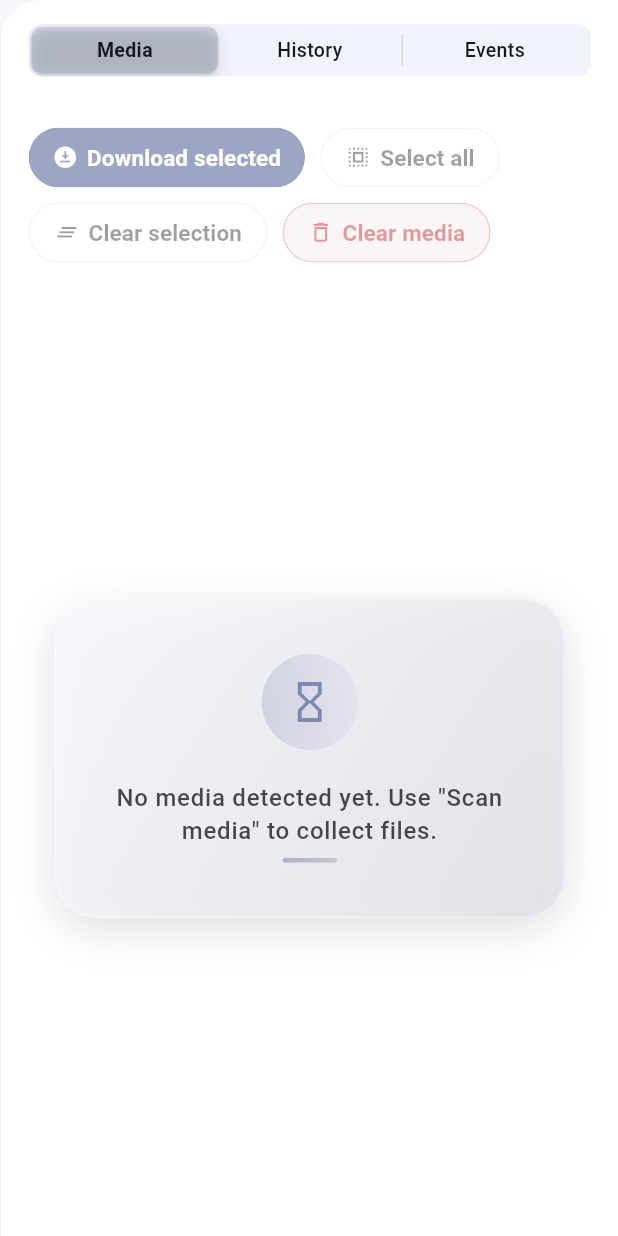
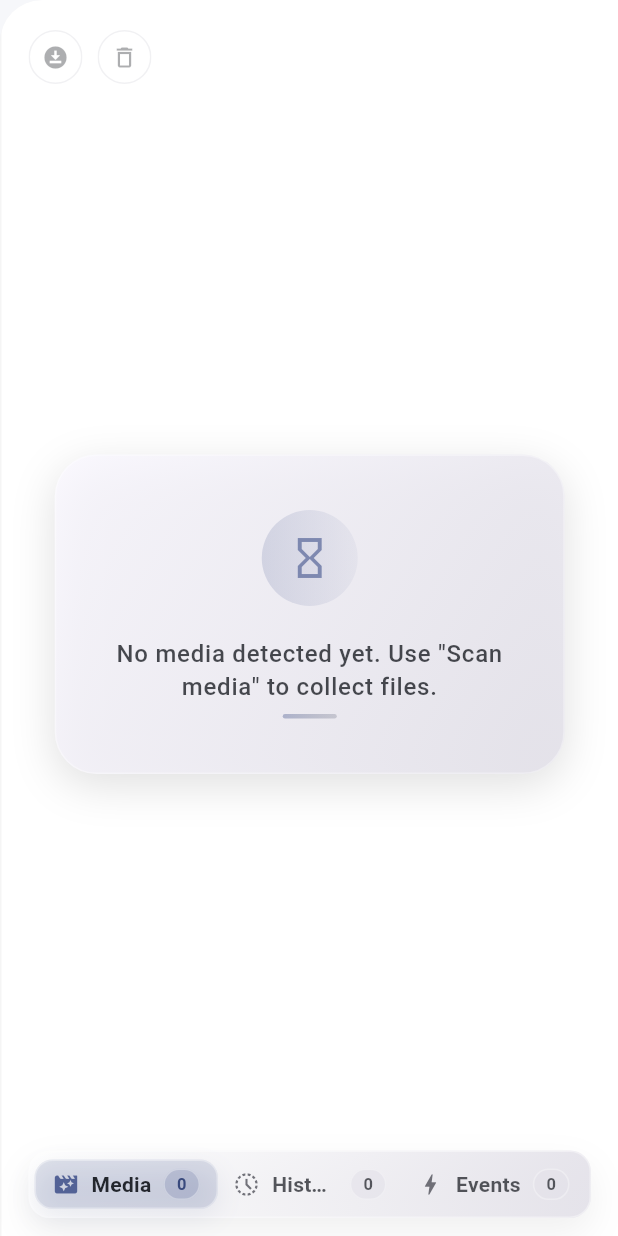
Before and after one commit to ArthurKrantsevich/vk_downloader, a Flutter app: the ExpandedSidebar widget shown alone on an empty page, opened directly with empty values, on a phone screen of 412 x 824 dp. Run offline on Flutter 3.47's test engine with Material 3 defaults, Android fonts, the phone set to English and light mode, and no system bars; our stand-ins replace flutter_secure_storage; missing offline and left inert: flutter_inappwebview; accounts and stored records are empty; Roboto replaces fonts that are missing (SF Pro Display); statements that could not run were skipped.

Commit message:
Need rework of side panel ui
Next time please combine badge from top panel - into expanded panel

```diff
--- a/lib/features/home/presentation/circle_icon_button.dart
+++ b/lib/features/home/presentation/circle_icon_button.dart
@@ -6,46 +6,78 @@ class CircleIconButton extends StatelessWidget {
     required this.icon,
     this.onPressed,
     this.tooltip,
+    this.active = false,
+    this.accentColor,
+    this.size = 36, // touch target
+    this.iconSize = 18,
   });
 
   final IconData icon;
   final VoidCallback? onPressed;
   final String? tooltip;
 
+  /// Highlighted (accent) state
+  final bool active;
+
+  /// Optional accent override; defaults to theme.primary
+  final Color? accentColor;
+
+  /// Outer diameter (tap target)
+  final double size;
+
+  /// Icon size
+  final double iconSize;
+
   @override
   Widget build(BuildContext context) {
     final scheme = Theme.of(context).colorScheme;
     final isDisabled = onPressed == null;
+    final accent = accentColor ?? scheme.primary;
+
+    // Colors (no background fill)
+    // Similar idea to your pill logic, adapted for an icon button with transparent bg
+    final Color borderColor = isDisabled
+        ? scheme.outlineVariant.withValues(alpha: 0.25)
+        : (active
+        ? accent.withValues(alpha: 0.55)
+        : scheme.outlineVariant.withValues(alpha: 0.30));
+
+    final Color iconColor = isDisabled
+        ? scheme.onSurface.withValues(alpha: 0.35)
+        : (active
+        ? accent
+        : scheme.onSurface.withValues(alpha: 0.75));
+
     final button = Material(
       type: MaterialType.transparency,
       child: InkWell(
         onTap: onPressed,
-        borderRadius: BorderRadius.circular(20),
+        customBorder: const CircleBorder(),
+        overlayColor: WidgetStateProperty.resolveWith((states) {
+          if (states.contains(WidgetState.pressed)) {
+            return (active ? accent : scheme.primary).withValues(alpha: 0.10);
+          }
+          if (states.contains(WidgetState.hovered)) {
+            return scheme.primary.withValues(alpha: 0.04);
+          }
+          return Colors.transparent;
+        }),
         child: Ink(
+          width: size,
+          height: size,
           decoration: BoxDecoration(
-            color: Colors.white,
-            borderRadius: BorderRadius.circular(20),
-            border: Border.all(color: Colors.black.withValues(alpha: 0.05)),
-            boxShadow: [
-              if (!isDisabled)
-                BoxShadow(
-                  color: Colors.black.withValues(alpha: 0.08),
-                  blurRadius: 14,
-                  offset: const Offset(0, 6),
-                ),
-            ],
+            // Transparent background by request
+            color: Colors.transparent,
+            shape: BoxShape.circle,
+            border: Border.all(color: borderColor),
           ),
-          padding: const EdgeInsets.all(10),
-          child: Icon(
-            icon,
-            size: 18,
-            color: isDisabled
-                ? scheme.onSurface.withValues(alpha: 0.35)
-                : scheme.onSurface,
+          child: Center(
+            child: Icon(icon, size: iconSize, color: iconColor),
           ),
         ),
       ),
     );
+
     return tooltip != null ? Tooltip(message: tooltip!, child: button) : button;
   }
 }
--- a/lib/features/home/presentation/expanded_side_bar.dart
+++ b/lib/features/home/presentation/expanded_side_bar.dart
@@ -1,13 +1,12 @@
 import 'dart:typed_data';
 
-import 'package:flutter/cupertino.dart';
 import 'package:flutter/material.dart';
 
 import '../application/home_state.dart';
 import '../domain/media_item.dart';
 import 'circle_icon_button.dart';
 import 'glass_list_title.dart';
-import 'glass_pill_button.dart';
+import 'glass_segment_tabs.dart';
 import 'media_card.dart';
 
 class ExpandedSidebar extends StatefulWidget {
@@ -110,8 +109,7 @@ class ExpandedSidebarState extends State<ExpandedSidebar> {
                     children: [
                       CircleAvatar(
                         radius: 24,
-                        backgroundImage:
-                            (userAvatar != null && userAvatar.isNotEmpty)
+                        backgroundImage: (userAvatar != null && userAvatar.isNotEmpty)
                             ? NetworkImage(userAvatar)
                             : null,
                         child: (userAvatar == null || userAvatar.isEmpty)
@@ -152,42 +150,8 @@ class ExpandedSidebarState extends State<ExpandedSidebar> {
                   ),
                 ),
               ),
-            Padding(
-              padding: const EdgeInsets.fromLTRB(18, 16, 18, 0),
-              child: CupertinoSlidingSegmentedControl<int>(
-                groupValue: _segment,
-                backgroundColor: const Color(0xFFF0F3FA),
-                thumbColor: scheme.primary.withValues(alpha: 0.18),
-                onValueChanged: (value) {
-                  if (value != null) {
-                    setState(() => _segment = value);
-                  }
-                },
-                children: <int, Widget>{
-                  _mediaSegment: Padding(
-                    padding: const EdgeInsets.symmetric(
-                      vertical: 6,
-                      horizontal: 12,
-                    ),
-                    child: const Text('Media'),
-                  ),
-                  _historySegment: Padding(
-                    padding: const EdgeInsets.symmetric(
-                      vertical: 6,
-                      horizontal: 12,
-                    ),
-                    child: const Text('History'),
-                  ),
-                  _eventsSegment: Padding(
-                    padding: const EdgeInsets.symmetric(
-                      vertical: 6,
-                      horizontal: 12,
-                    ),
-                    child: const Text('Events'),
-                  ),
-                },
-              ),
-            ),
+
+            // Controls (only for media tab)
             AnimatedSwitcher(
               duration: const Duration(milliseconds: 250),
               switchInCurve: Curves.easeOutCubic,
@@ -200,6 +164,8 @@ class ExpandedSidebarState extends State<ExpandedSidebar> {
               )
                   : const SizedBox.shrink(key: ValueKey('emptyControls')),
             ),
+
+            // Content
             Expanded(
               child: AnimatedSwitcher(
                 duration: const Duration(milliseconds: 280),
@@ -216,6 +182,19 @@ class ExpandedSidebarState extends State<ExpandedSidebar> {
                 }(),
               ),
             ),
+
+            // ⬇️ NEW: Glass segmented tabs (bottom)
+            Padding(
+              padding: const EdgeInsets.fromLTRB(18, 16, 18, 12),
+              child: GlassSegmentedTabs(
+                currentIndex: _segment,
+                onChanged: (i) => setState(() => _segment = i),
+                mediaCount: widget.filteredMedia.length,
+                historyCount: widget.state.visitedUrls.length,
+                eventsCount: widget.state.events.length,
+                compact: false,
+              ),
+            ),
           ],
         ),
       ),
@@ -227,7 +206,7 @@ class ExpandedSidebarState extends State<ExpandedSidebar> {
     return Column(
       crossAxisAlignment: CrossAxisAlignment.stretch,
       children: [
-        if (state.isBulkDownloading)
+        if (state.isBulkDownloading) ...[
           Padding(
             padding: const EdgeInsets.only(top: 14),
             child: Container(
@@ -257,56 +236,33 @@ class ExpandedSidebarState extends State<ExpandedSidebar> {
             ),
           ),
         const SizedBox(height: 14),
+        ] else
         Wrap(
           spacing: 10,
           runSpacing: 10,
           children: [
-            GlassPillButton(
+            CircleIconButton(
               icon: Icons.download_for_offline,
-              label: widget.selectedCount > 0
+              tooltip: widget.selectedCount > 0
                   ? 'Download (${widget.selectedCount})'
                   : 'Download selected',
-              emphasis: GlassButtonEmphasis.primary,
               onPressed: widget.selectedCount > 0 && !state.isBulkDownloading
                   ? widget.onDownloadSelected
                   : null,
             ),
             if (state.isBulkDownloading)
-              GlassPillButton(
+              CircleIconButton(
                 icon: state.isBulkCancelRequested
                     ? Icons.hourglass_top
                     : Icons.stop_circle_outlined,
-                label: state.isBulkCancelRequested ? 'Stopping…' : 'Stop',
-                emphasis: GlassButtonEmphasis.primary,
-                accentColor: Theme.of(context).colorScheme.error,
+                tooltip: state.isBulkCancelRequested ? 'Stopping…' : 'Stop',
                 onPressed: state.isBulkCancelRequested
                     ? null
                     : widget.onStopDownloads,
               ),
-            GlassPillButton(
-              icon: Icons.select_all,
-              label: 'Select all',
-              emphasis: GlassButtonEmphasis.secondary,
-              onPressed: widget.filteredMedia.isEmpty || state.isBulkDownloading
-                  ? null
-                  : widget.onSelectAll,
-            ),
-            GlassPillButton(
-              icon: Icons.clear_all,
-              label: 'Clear selection',
-              emphasis: GlassButtonEmphasis.secondary,
-              onPressed:
-                  state.selectedMedia.isNotEmpty && !state.isBulkDownloading
-                  ? widget.onClearSelection
-                  : null,
-            ),
-            GlassPillButton(
+            CircleIconButton(
               icon: Icons.delete_outline,
-              label: 'Clear media',
-              emphasis: GlassButtonEmphasis.secondary,
-              accentColor: Theme.of(
-                context,
-              ).colorScheme.error.withValues(alpha: 0.8),
+              tooltip: 'Clear media',
               onPressed: widget.totalMedia == 0 || state.isBulkDownloading
                   ? null
                   : widget.onClearMedia,
@@ -349,9 +305,7 @@ class ExpandedSidebarState extends State<ExpandedSidebar> {
             isStream: isStream,
             isVideo: isVideo,
             checked: isChecked,
-            onToggle: isStream
-                ? null
-                : (v) => widget.onToggleSelection(url, v ?? false),
+            onToggle: isStream ? null : (v) => widget.onToggleSelection(url, v ?? false),
             onOpen: () => widget.openUrl(url),
             onDownload: isStream ? null : () => widget.onDownloadSingle(url),
             thumbnail: isStream || isVideo
--- /dev/null
+++ b/lib/features/home/presentation/glass_segment_tabs.dart
@@ -0,0 +1,319 @@
+import 'package:flutter/material.dart';
+import 'package:flutter/services.dart';
+
+/// Apple/Pinterest-like segmented buttons (Media / History / Events)
+/// - Glass track with soft shadow and white stroke
+/// - Animated thumb per selected item
+/// - Icon + label + counter pill
+/// - Keyboard + screen-reader friendly
+///
+/// Use with [currentIndex] + [onChanged]. Provide counts for pills.
+class GlassSegmentedTabs extends StatefulWidget {
+  const GlassSegmentedTabs({
+    super.key,
+    required this.currentIndex,
+    required this.onChanged,
+    required this.mediaCount,
+    required this.historyCount,
+    required this.eventsCount,
+    this.compact = false,
+  });
+
+  final int currentIndex; // 0: Media, 1: History, 2: Events
+  final ValueChanged<int> onChanged;
+  final int mediaCount;
+  final int historyCount;
+  final int eventsCount;
+  final bool compact;
+
+  @override
+  State<GlassSegmentedTabs> createState() => _GlassSegmentedTabsState();
+}
+
+class _GlassSegmentedTabsState extends State<GlassSegmentedTabs> {
+  int _hovered = -1;
+  int _pressed = -1;
+
+  @override
+  Widget build(BuildContext context) {
+    final scheme = Theme.of(context).colorScheme;
+
+    final radius = 14.0;
+    final bg = [
+      scheme.surface.withValues(alpha: 0.75),
+      scheme.surfaceContainerHighest.withValues(alpha: 0.90),
+    ];
+
+    return Semantics(
+      label: 'Sections',
+      container: true,
+      child: DecoratedBox(
+        decoration: BoxDecoration(
+          borderRadius: BorderRadius.circular(radius),
+          gradient: LinearGradient(begin: Alignment.topLeft, end: Alignment.bottomRight, colors: bg),
+          border: Border.all(color: Colors.white.withValues(alpha: 0.40)),
+          boxShadow: [
+            BoxShadow(
+              color: scheme.shadow.withValues(alpha: 0.06),
+              blurRadius: 20,
+              offset: const Offset(0, 10),
+            ),
+          ],
+        ),
+        child: Padding(
+          padding: const EdgeInsets.all(4),
+          child: LayoutBuilder(
+            builder: (context, c) {
+              final w = c.maxWidth;
+              final itemW = w / 3;
+              return Stack(
+                children: [
+                  // Animated thumb behind the selected item
+                  AnimatedPositioned(
+                    duration: const Duration(milliseconds: 220),
+                    curve: Curves.easeOutCubic,
+                    left: widget.currentIndex * itemW,
+                    top: 0,
+                    bottom: 0,
+                    width: itemW,
+                    child: _Thumb(compact: widget.compact),
+                  ),
+
+                  Row(
+                    children: [
+                      _Item(
+                        index: 0,
+                        width: itemW,
+                        icon: Icons.movie_filter_outlined,
+                        selectedIcon: Icons.movie_filter_rounded,
+                        label: 'Media',
+                        count: widget.mediaCount,
+                        selected: widget.currentIndex == 0,
+                        hovered: _hovered == 0,
+                        pressed: _pressed == 0,
+                        compact: widget.compact,
+                        onHover: (h) => setState(() => _hovered = h ? 0 : -1),
+                        onTapDown: () => setState(() => _pressed = 0),
+                        onTapCancel: () => setState(() => _pressed = -1),
+                        onTap: () {
+                          HapticFeedback.selectionClick();
+                          setState(() => _pressed = -1);
+                          widget.onChanged(0);
+                        },
+                      ),
+                      _Item(
+                        index: 1,
+                        width: itemW,
+                        icon: Icons.history_toggle_off,
+                        selectedIcon: Icons.history_rounded,
+                        label: 'History',
+                        count: widget.historyCount,
+                        selected: widget.currentIndex == 1,
+                        hovered: _hovered == 1,
+                        pressed: _pressed == 1,
+                        compact: widget.compact,
+                        onHover: (h) => setState(() => _hovered = h ? 1 : -1),
+                        onTapDown: () => setState(() => _pressed = 1),
+                        onTapCancel: () => setState(() => _pressed = -1),
+                        onTap: () {
+                          HapticFeedback.selectionClick();
+                          setState(() => _pressed = -1);
+                          widget.onChanged(1);
+                        },
+                      ),
+                      _Item(
+                        index: 2,
+                        width: itemW,
+                        icon: Icons.bolt_outlined,
+                        selectedIcon: Icons.bolt_rounded,
+                        label: 'Events',
+                        count: widget.eventsCount,
+                        selected: widget.currentIndex == 2,
+                        hovered: _hovered == 2,
+                        pressed: _pressed == 2,
+                        compact: widget.compact,
+                        onHover: (h) => setState(() => _hovered = h ? 2 : -1),
+                        onTapDown: () => setState(() => _pressed = 2),
+                        onTapCancel: () => setState(() => _pressed = -1),
+                        onTap: () {
+                          HapticFeedback.selectionClick();
+                          setState(() => _pressed = -1);
+                          widget.onChanged(2);
+                        },
+                      ),
+                    ],
+                  ),
+                ],
+              );
+            },
+          ),
+        ),
+      ),
+    );
+  }
+}
+
+// === Parts ===================================================================
+
+class _Thumb extends StatelessWidget {
+  const _Thumb({required this.compact});
+  final bool compact;
+
+  @override
+  Widget build(BuildContext context) {
+    final scheme = Theme.of(context).colorScheme;
+    return AnimatedContainer(
+      duration: const Duration(milliseconds: 220),
+      curve: Curves.easeOutCubic,
+      decoration: BoxDecoration(
+        borderRadius: BorderRadius.circular(12),
+        color: scheme.primary.withValues(alpha: 0.18),
+        border: Border.all(color: Colors.white.withValues(alpha: 0.35)),
+        boxShadow: [
+          BoxShadow(
+            color: scheme.primary.withValues(alpha: 0.10),
+            blurRadius: compact ? 10 : 14,
+            offset: const Offset(0, 6),
+          ),
+        ],
+      ),
+      margin: const EdgeInsets.symmetric(vertical: 2), // small top/bottom inset
+    );
+  }
+}
+
+class _Item extends StatelessWidget {
+  const _Item({
+    required this.index,
+    required this.width,
+    required this.icon,
+    required this.selectedIcon,
+    required this.label,
+    required this.count,
+    required this.selected,
+    required this.hovered,
+    required this.pressed,
+    required this.compact,
+    required this.onHover,
+    required this.onTapDown,
+    required this.onTapCancel,
+    required this.onTap,
+  });
+
+  final int index;
+  final double width;
+  final IconData icon;
+  final IconData selectedIcon;
+  final String label;
+  final int count;
+  final bool selected;
+  final bool hovered;
+  final bool pressed;
+  final bool compact;
+  final ValueChanged<bool> onHover;
+  final VoidCallback onTapDown;
+  final VoidCallback onTapCancel;
+  final VoidCallback onTap;
+
+  @override
+  Widget build(BuildContext context) {
+    final scheme = Theme.of(context).colorScheme;
+    final textTheme = Theme.of(context).textTheme;
+
+    final iconColor = selected
+        ? scheme.primary.withValues(alpha: 0.95)
+        : scheme.onSurfaceVariant.withValues(alpha: hovered ? 0.9 : 0.75);
+
+    final textColor = scheme.onSurface.withValues(alpha: selected ? 0.92 : (hovered ? 0.80 : 0.72));
+
+    final padV = compact ? 6.0 : 8.0;
+    final padH = compact ? 8.0 : 10.0;
+    final iconSize = compact ? 16.0 : 18.0;
+
+    return MouseRegion(
+      onEnter: (_) => onHover(true),
+      onExit: (_) => onHover(false),
+      child: Semantics(
+        button: true,
+        selected: selected,
+        label: '$label tab, $count items',
+        child: SizedBox(
+          width: width,
+          child: GestureDetector(
+            onTapDown: (_) => onTapDown(),
+            onTapCancel: onTapCancel,
+            onTap: onTap,
+            behavior: HitTestBehavior.opaque,
+            child: AnimatedScale(
+              duration: const Duration(milliseconds: 110),
+              curve: Curves.easeOut,
+              scale: pressed ? 0.98 : 1.0,
+              child: Padding(
+                padding: EdgeInsets.symmetric(vertical: padV, horizontal: padH),
+                child: Row(
+                  mainAxisAlignment: MainAxisAlignment.center,
+                  children: [
+                    Icon(selected ? selectedIcon : icon, size: iconSize, color: iconColor),
+                    const SizedBox(width: 8),
+                    Flexible(
+                      child: Text(
+                        label,
+                        maxLines: 1,
+                        overflow: TextOverflow.ellipsis,
+                        style: (compact ? textTheme.labelLarge : textTheme.labelLarge)?.copyWith(
+                          fontWeight: FontWeight.w600,
+                          color: textColor,
+                          height: 1.0,
+                          letterSpacing: 0.2,
+                        ),
+                      ),
+                    ),
+                    const SizedBox(width: 8),
+                    _CountPill(count: count, selected: selected),
+                  ],
+                ),
+              ),
+            ),
+          ),
+        ),
+      ),
+    );
+  }
+}
+
+class _CountPill extends StatelessWidget {
+  const _CountPill({required this.count, required this.selected});
+  final int count;
+  final bool selected;
+
+  @override
+  Widget build(BuildContext context) {
+    final scheme = Theme.of(context).colorScheme;
+
+    final bg = selected
+        ? scheme.primary.withValues(alpha: 0.20)
+        : scheme.surfaceContainerHighest.withValues(alpha: 0.60);
+
+    final fg = selected
+        ? scheme.onPrimaryContainer.withValues(alpha: 0.95)
+        : scheme.onSurface.withValues(alpha: 0.70);
+
+    return Container(
+      padding: const EdgeInsets.symmetric(horizontal: 8, vertical: 4),
+      decoration: BoxDecoration(
+        borderRadius: BorderRadius.circular(999),
+        color: bg,
+        border: Border.all(color: Colors.white.withValues(alpha: 0.35)),
+      ),
+      child: Text(
+        '$count',
+        style: Theme.of(context).textTheme.labelSmall?.copyWith(
+          color: fg,
+          fontWeight: FontWeight.w700,
+          height: 1.0,
+          letterSpacing: 0.2,
+        ),
+      ),
+    );
+  }
+}
```
Also changed, not shown: lib/features/home/presentation/glass_pill_button.dart (line endings or trailing spaces). Lines whose indentation alone changed are shown as unchanged.
